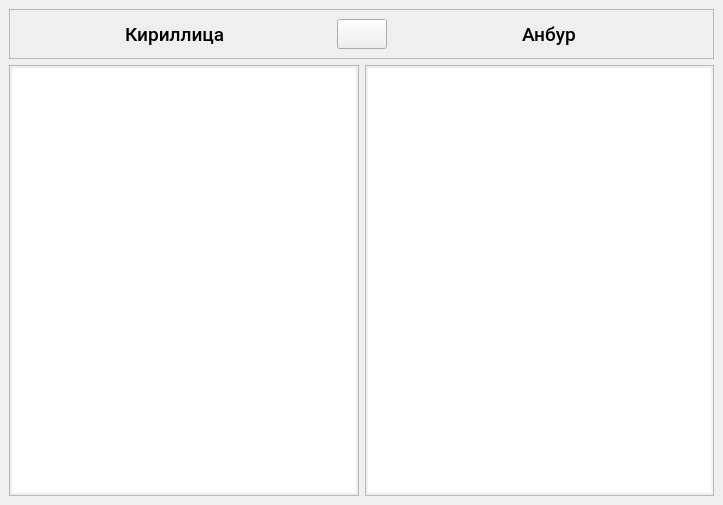
The window that source/design.ui (xtern0o/anbur) describes before a commit, drawn with Qt 5.
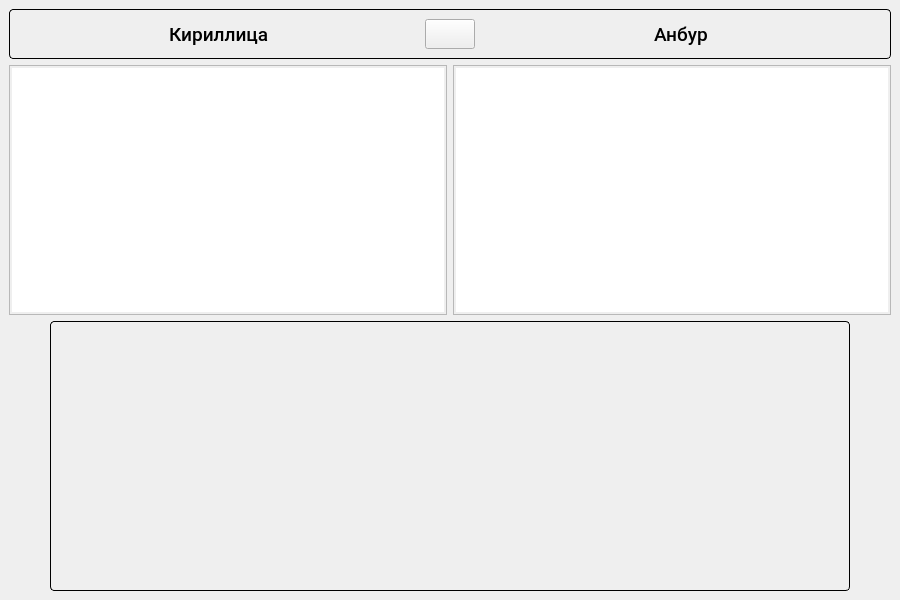
The same window after the commit. Icons and pictures are not drawn.

Diff of the .ui file:
```diff
--- a/source/design.ui
+++ b/source/design.ui
@@ -6,16 +6,34 @@
    <rect>
     <x>0</x>
     <y>0</y>
-    <width>723</width>
-    <height>505</height>
+    <width>900</width>
+    <height>600</height>
    </rect>
   </property>
+  <property name="minimumSize">
+   <size>
+    <width>900</width>
+    <height>600</height>
+   </size>
+  </property>
+  <property name="maximumSize">
+   <size>
+    <width>16777215</width>
+    <height>16777215</height>
+   </size>
+  </property>
   <property name="windowTitle">
    <string>MainWindow</string>
   </property>
+  <property name="styleSheet">
+   <string notr="true">#frame, #frame_2 {
+	border-radius: 4px;
+	border: 1px solid;
+}</string>
+  </property>
   <widget class="QWidget" name="centralwidget">
-   <layout class="QGridLayout" name="gridLayout" rowstretch="0,0,0" columnstretch="0,0">
-    <item row="0" column="0" colspan="2">
+   <layout class="QGridLayout" name="gridLayout">
+    <item row="0" column="0" colspan="3">
      <widget class="QFrame" name="frame">
       <property name="minimumSize">
        <size>
@@ -29,6 +47,9 @@
         <height>50</height>
        </size>
       </property>
+      <property name="styleSheet">
+       <string notr="true"/>
+      </property>
       <property name="frameShape">
        <enum>QFrame::StyledPanel</enum>
       </property>
@@ -138,10 +159,60 @@
       </layout>
      </widget>
     </item>
-    <item row="2" column="0" colspan="2">
-     <layout class="QVBoxLayout" name="keyboard_layout"/>
+    <item row="2" column="0">
+     <spacer name="horizontalSpacer_5">
+      <property name="orientation">
+       <enum>Qt::Horizontal</enum>
+      </property>
+      <property name="sizeHint" stdset="0">
+       <size>
+        <width>40</width>
+        <height>20</height>
+       </size>
+      </property>
+     </spacer>
     </item>
-    <item row="1" column="0" colspan="2">
+    <item row="2" column="1">
+     <widget class="QFrame" name="frame_2">
+      <property name="minimumSize">
+       <size>
+        <width>800</width>
+        <height>270</height>
+       </size>
+      </property>
+      <property name="styleSheet">
+       <string notr="true">#frame_2 {
+	background: qlineargradient(x1:0, y1:0, x2:1, y2:1,
+                  stop:0 #cacaca, stop:1 #faeecb)
+}</string>
+      </property>
+      <property name="frameShape">
+       <enum>QFrame::StyledPanel</enum>
+      </property>
+      <property name="frameShadow">
+       <enum>QFrame::Raised</enum>
+      </property>
+      <layout class="QVBoxLayout" name="verticalLayout">
+       <item>
+        <layout class="QVBoxLayout" name="keyboard_layout"/>
+       </item>
+      </layout>
+     </widget>
+    </item>
+    <item row="2" column="2">
+     <spacer name="horizontalSpacer_6">
+      <property name="orientation">
+       <enum>Qt::Horizontal</enum>
+      </property>
+      <property name="sizeHint" stdset="0">
+       <size>
+        <width>40</width>
+        <height>20</height>
+       </size>
+      </property>
+     </spacer>
+    </item>
+    <item row="1" column="0" colspan="3">
      <layout class="QGridLayout" name="gridLayout_2">
       <item row="0" column="0">
        <widget class="QPlainTextEdit" name="plainTextEdit">
```
Left out of the diff: 6 changed lines with no effect on the pictures.
